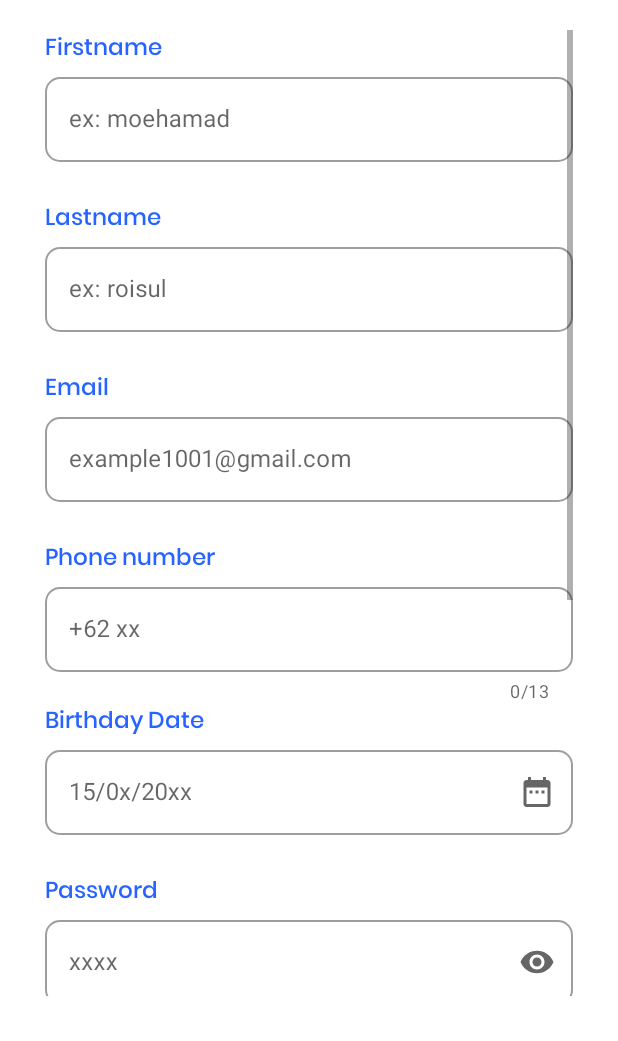
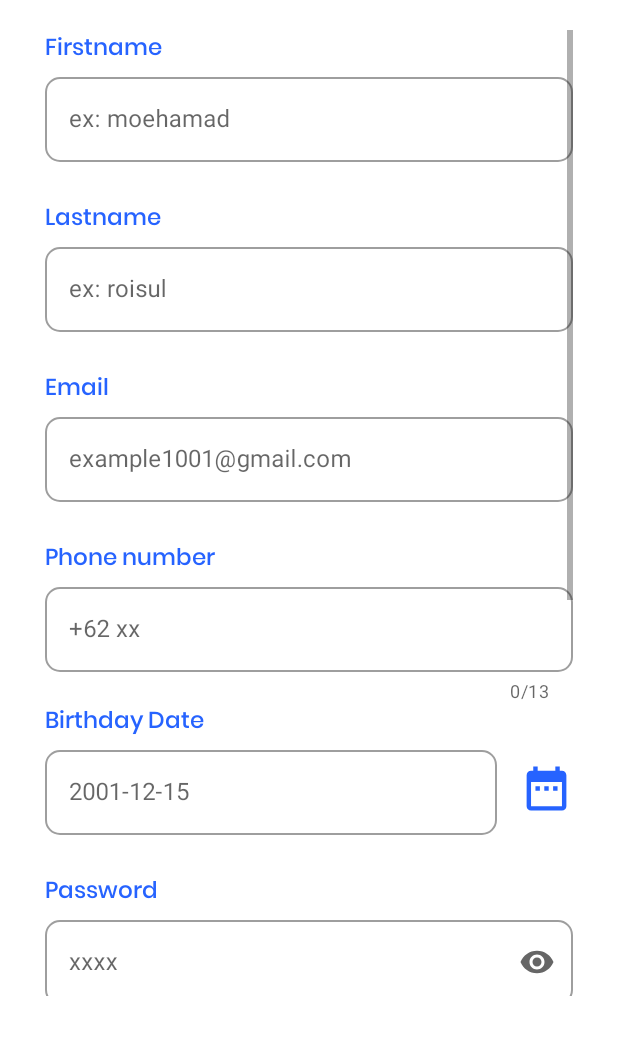
Before and after one commit to IrvanWijayaSardam/C2Ticketing, an Android app: the SignupFragment screen opened through its navigation route, on a phone screen of 412 x 824 dp, the part 195-1236 px from its top. Run offline under Robolectric (Android 15) with nearby library versions, the phone set to English and light mode, and no system bars; our stand-ins replace Dagger/Hilt's generated code, navigation-ui; 1 statement that could not run was skipped.

Commit message:
Adding datepicker at fragment signup

```diff
--- a/app/src/main/res/layout/fragment_home.xml
+++ b/app/src/main/res/layout/fragment_home.xml
@@ -48,6 +48,7 @@
         android:layout_width="35dp"
         android:layout_height="35dp"
         android:layout_marginTop="50dp"
+        android:layout_marginLeft="100dp"
         app:layout_constraintLeft_toRightOf="@+id/linGreetings"
         app:layout_constraintRight_toRightOf="parent"
         app:layout_constraintTop_toTopOf="parent" />
--- a/app/src/main/res/layout/fragment_signup.xml
+++ b/app/src/main/res/layout/fragment_signup.xml
@@ -181,25 +181,38 @@
                 android:textColor="@color/primary_blue_1"
                 android:fontFamily="@font/poppins_medium"
                 />
+            <LinearLayout
+                android:layout_width="match_parent"
+                android:layout_height="wrap_content"
+                android:orientation="horizontal">
                 <com.google.android.material.textfield.TextInputLayout
                     android:id="@+id/tIlBirthdaySignUp"
-                android:layout_width="match_parent"
+                    android:layout_width="0dp"
                     android:layout_height="wrap_content"
+                    android:layout_weight="1"
                     android:layout_marginBottom="25dp"
                     app:endIconMode="custom"
                     app:boxCornerRadiusBottomEnd="10dp"
                     app:boxCornerRadiusBottomStart="10dp"
                     app:boxCornerRadiusTopEnd="10dp"
                     app:boxCornerRadiusTopStart="10dp"
-                app:endIconDrawable="@drawable/ic_baseline_date_range_24"
-                style="@style/Widget.MaterialComponents.TextInputLayout.OutlinedBox">
+                    style="@style/Widget.MaterialComponents.TextInputLayout.OutlinedBox"
+                    >
                     <com.google.android.material.textfield.TextInputEditText
                         android:id="@+id/tIetBirthdaySignUp"
                         android:layout_width="match_parent"
                         android:layout_height="wrap_content"
-                    android:hint="15/0x/20xx"
-                    android:inputType="date"/>
+                        android:hint="2001-12-15"
+                        android:inputType="date" />
                 </com.google.android.material.textfield.TextInputLayout>
+                <ImageView
+                    android:id="@+id/ivDatePicker"
+                    android:src="@drawable/ic_baseline_date_range_24"
+                    android:layout_width="35dp"
+                    android:layout_height="50dp"
+                    android:layout_marginLeft="15dp"
+                    android:layout_marginTop="6dp"/>
+            </LinearLayout>
 
             <TextView
                 android:layout_width="match_parent"
```
Also changed, not shown: app/src/main/java/com/ctwofinalproject/ticketing/view/ui/signup/SignupFragment.kt (+18 -1 lines). Lines whose indentation alone changed are shown as unchanged.
